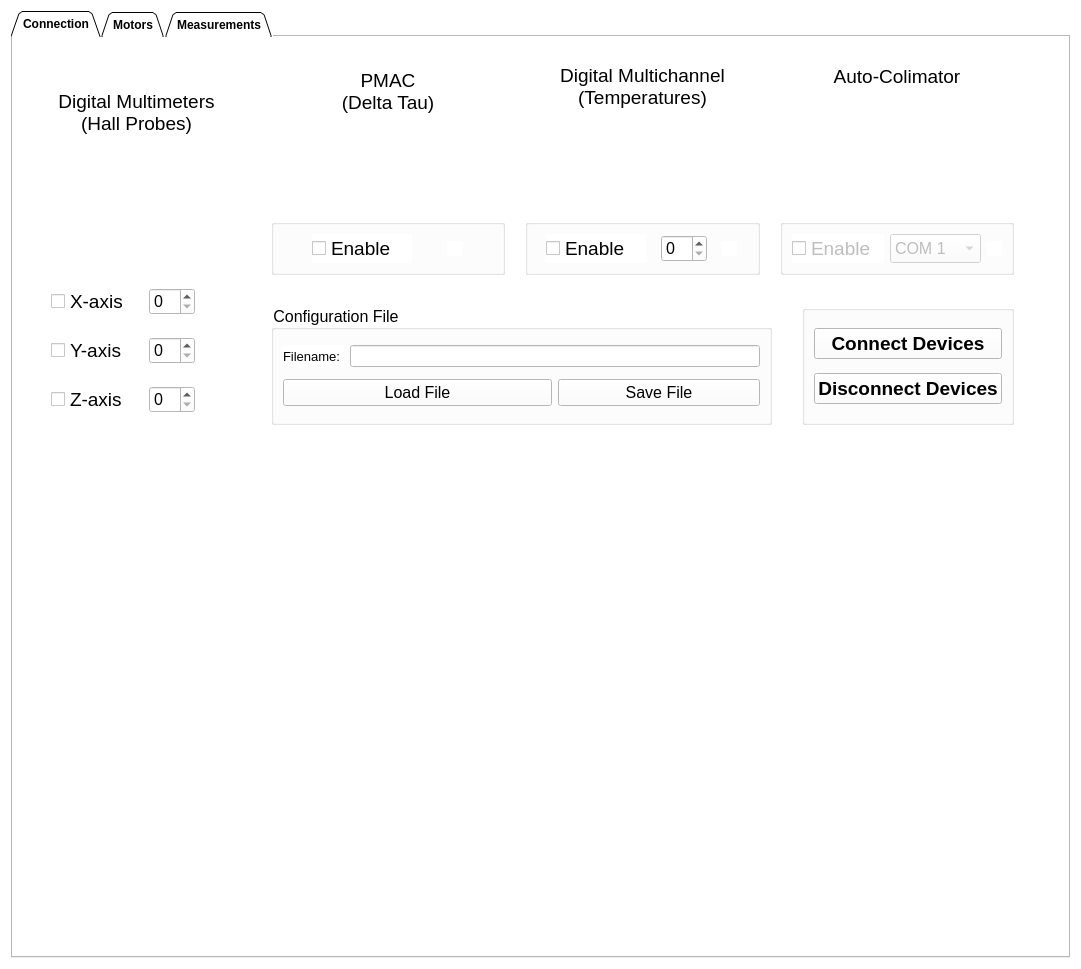
Old version of the form gui/interface.ui in the repository lnls-ima/hall-bench-control.
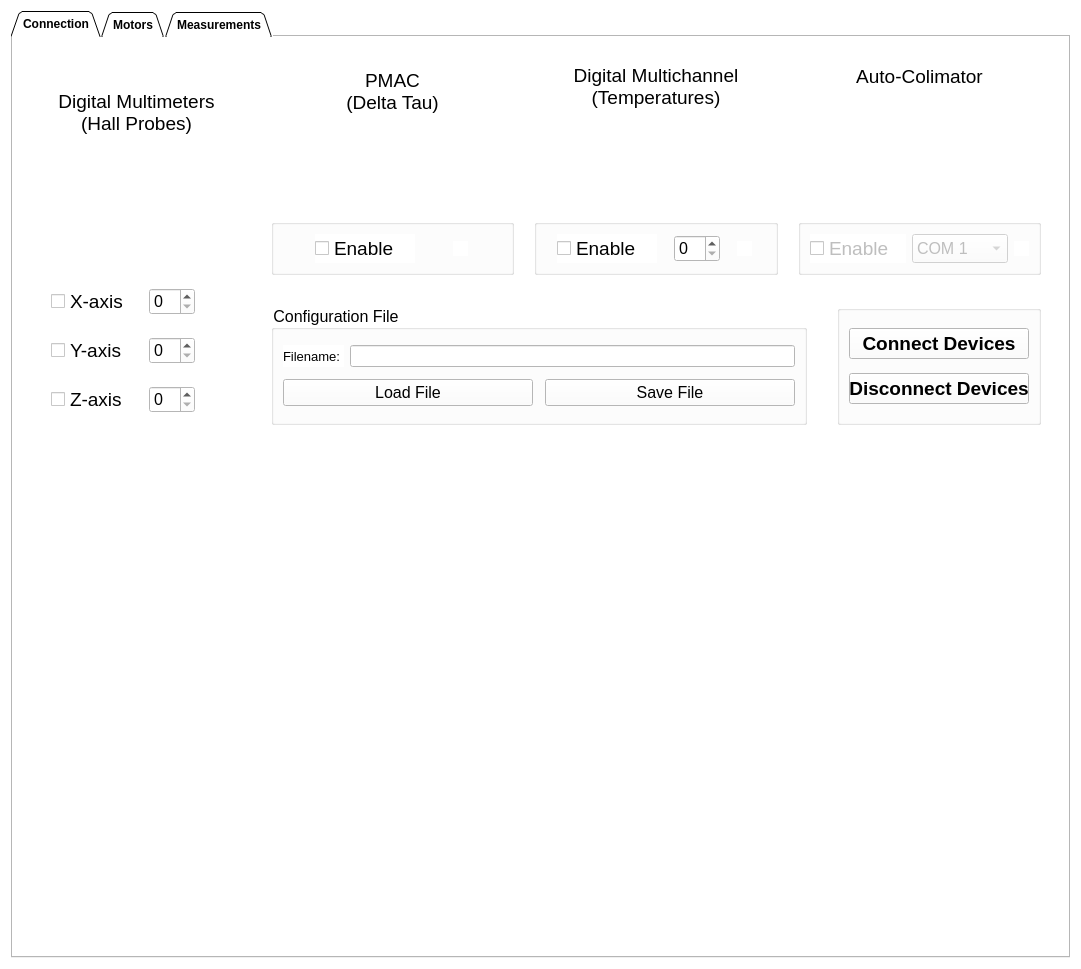
New version of the form. Icons and pictures are not drawn. Custom widgets are drawn as their Qt base class.

Patch:
```diff
--- a/gui/interface.ui
+++ b/gui/interface.ui
@@ -53,6 +53,9 @@
           </property>
           <item>
            <layout class="QVBoxLayout" name="verticalLayout_2">
+            <property name="sizeConstraint">
+             <enum>QLayout::SetFixedSize</enum>
+            </property>
             <item>
              <widget class="QLabel" name="la_dmm">
               <property name="font">
@@ -116,6 +119,9 @@
                <enum>QFrame::Raised</enum>
               </property>
               <layout class="QGridLayout" name="gridLayout_2">
+               <property name="sizeConstraint">
+                <enum>QLayout::SetFixedSize</enum>
+               </property>
                <property name="margin">
                 <number>20</number>
                </property>
@@ -290,6 +296,9 @@
                </property>
                <item>
                 <layout class="QVBoxLayout" name="vl_pmac">
+                 <property name="sizeConstraint">
+                  <enum>QLayout::SetFixedSize</enum>
+                 </property>
                  <item>
                   <widget class="QLabel" name="la_pmac">
                    <property name="font">
@@ -403,6 +412,9 @@
                </item>
                <item>
                 <layout class="QVBoxLayout" name="verticalLayout">
+                 <property name="sizeConstraint">
+                  <enum>QLayout::SetFixedSize</enum>
+                 </property>
                  <item>
                   <widget class="QLabel" name="la_multich">
                    <property name="font">
@@ -537,6 +549,9 @@
                </item>
                <item>
                 <layout class="QVBoxLayout" name="verticalLayout_3">
+                 <property name="sizeConstraint">
+                  <enum>QLayout::SetFixedSize</enum>
+                 </property>
                  <item>
                   <widget class="QLabel" name="la_colimator">
                    <property name="font">
@@ -747,7 +762,7 @@
                <item>
                 <widget class="QGroupBox" name="gb_devices_config">
                  <property name="sizePolicy">
-                  <sizepolicy hsizetype="Preferred" vsizetype="Preferred">
+                  <sizepolicy hsizetype="Expanding" vsizetype="Preferred">
                    <horstretch>0</horstretch>
                    <verstretch>0</verstretch>
                   </sizepolicy>
@@ -791,6 +806,24 @@
                   </item>
                   <item row="1" column="0" colspan="2">
                    <widget class="QPushButton" name="pb_load_devices_config">
+                    <property name="sizePolicy">
+                     <sizepolicy hsizetype="Fixed" vsizetype="Fixed">
+                      <horstretch>0</horstretch>
+                      <verstretch>0</verstretch>
+                     </sizepolicy>
+                    </property>
+                    <property name="minimumSize">
+                     <size>
+                      <width>250</width>
+                      <height>0</height>
+                     </size>
+                    </property>
+                    <property name="maximumSize">
+                     <size>
+                      <width>77</width>
+                      <height>16777215</height>
+                     </size>
+                    </property>
                     <property name="font">
                      <font>
                       <pointsize>12</pointsize>
@@ -803,6 +836,18 @@
                   </item>
                   <item row="1" column="2">
                    <widget class="QPushButton" name="pb_save_devices_config">
+                    <property name="minimumSize">
+                     <size>
+                      <width>250</width>
+                      <height>0</height>
+                     </size>
+                    </property>
+                    <property name="maximumSize">
+                     <size>
+                      <width>250</width>
+                      <height>16777215</height>
+                     </size>
+                    </property>
                     <property name="font">
                      <font>
                       <pointsize>12</pointsize>
@@ -815,6 +860,12 @@
                   </item>
                   <item row="0" column="0">
                    <widget class="QLabel" name="la_devices_config_filename">
+                    <property name="sizePolicy">
+                     <sizepolicy hsizetype="Fixed" vsizetype="Preferred">
+                      <horstretch>0</horstretch>
+                      <verstretch>0</verstretch>
+                     </sizepolicy>
+                    </property>
                     <property name="font">
                      <font>
                       <pointsize>10</pointsize>
@@ -839,6 +890,24 @@
                  <layout class="QVBoxLayout" name="verticalLayout_5">
                   <item>
                    <widget class="QPushButton" name="pb_connect_devices">
+                    <property name="sizePolicy">
+                     <sizepolicy hsizetype="Fixed" vsizetype="Fixed">
+                      <horstretch>0</horstretch>
+                      <verstretch>0</verstretch>
+                     </sizepolicy>
+                    </property>
+                    <property name="minimumSize">
+                     <size>
+                      <width>180</width>
+                      <height>0</height>
+                     </size>
+                    </property>
+                    <property name="maximumSize">
+                     <size>
+                      <width>180</width>
+                      <height>16777215</height>
+                     </size>
+                    </property>
                     <property name="font">
                      <font>
                       <pointsize>14</pointsize>
@@ -853,6 +922,24 @@
                   </item>
                   <item>
                    <widget class="QPushButton" name="pb_disconnect_devices">
+                    <property name="sizePolicy">
+                     <sizepolicy hsizetype="Fixed" vsizetype="Fixed">
+                      <horstretch>0</horstretch>
+                      <verstretch>0</verstretch>
+                     </sizepolicy>
+                    </property>
+                    <property name="minimumSize">
+                     <size>
+                      <width>180</width>
+                      <height>0</height>
+                     </size>
+                    </property>
+                    <property name="maximumSize">
+                     <size>
+                      <width>180</width>
+                      <height>16777215</height>
+                     </size>
+                    </property>
                     <property name="font">
                      <font>
                       <pointsize>14</pointsize>
@@ -873,19 +960,6 @@
             </layout>
            </widget>
           </item>
-          <item>
-           <spacer name="horizontalSpacer">
-            <property name="orientation">
-             <enum>Qt::Horizontal</enum>
-            </property>
-            <property name="sizeHint" stdset="0">
-             <size>
-              <width>40</width>
-              <height>20</height>
-             </size>
-            </property>
-           </spacer>
-          </item>
          </layout>
         </widget>
        </item>
@@ -1865,11 +1939,23 @@
                 <item row="1" column="2">
                  <widget class="QPushButton" name="pb_save_measurement_config">
                   <property name="sizePolicy">
-                   <sizepolicy hsizetype="Minimum" vsizetype="Fixed">
+                   <sizepolicy hsizetype="Fixed" vsizetype="Fixed">
                     <horstretch>0</horstretch>
                     <verstretch>0</verstretch>
                    </sizepolicy>
                   </property>
+                  <property name="minimumSize">
+                   <size>
+                    <width>110</width>
+                    <height>0</height>
+                   </size>
+                  </property>
+                  <property name="maximumSize">
+                   <size>
+                    <width>110</width>
+                    <height>16777215</height>
+                   </size>
+                  </property>
                   <property name="font">
                    <font>
                     <pointsize>12</pointsize>
@@ -1883,11 +1969,23 @@
                 <item row="1" column="0" colspan="2">
                  <widget class="QPushButton" name="pb_load_measurement_config">
                   <property name="sizePolicy">
-                   <sizepolicy hsizetype="Minimum" vsizetype="Fixed">
+                   <sizepolicy hsizetype="Fixed" vsizetype="Fixed">
                     <horstretch>0</horstretch>
                     <verstretch>0</verstretch>
                    </sizepolicy>
                   </property>
+                  <property name="minimumSize">
+                   <size>
+                    <width>110</width>
+                    <height>0</height>
+                   </size>
+                  </property>
+                  <property name="maximumSize">
+                   <size>
+                    <width>110</width>
+                    <height>16777215</height>
+                   </size>
+                  </property>
                   <property name="font">
                    <font>
                     <pointsize>12</pointsize>
```
